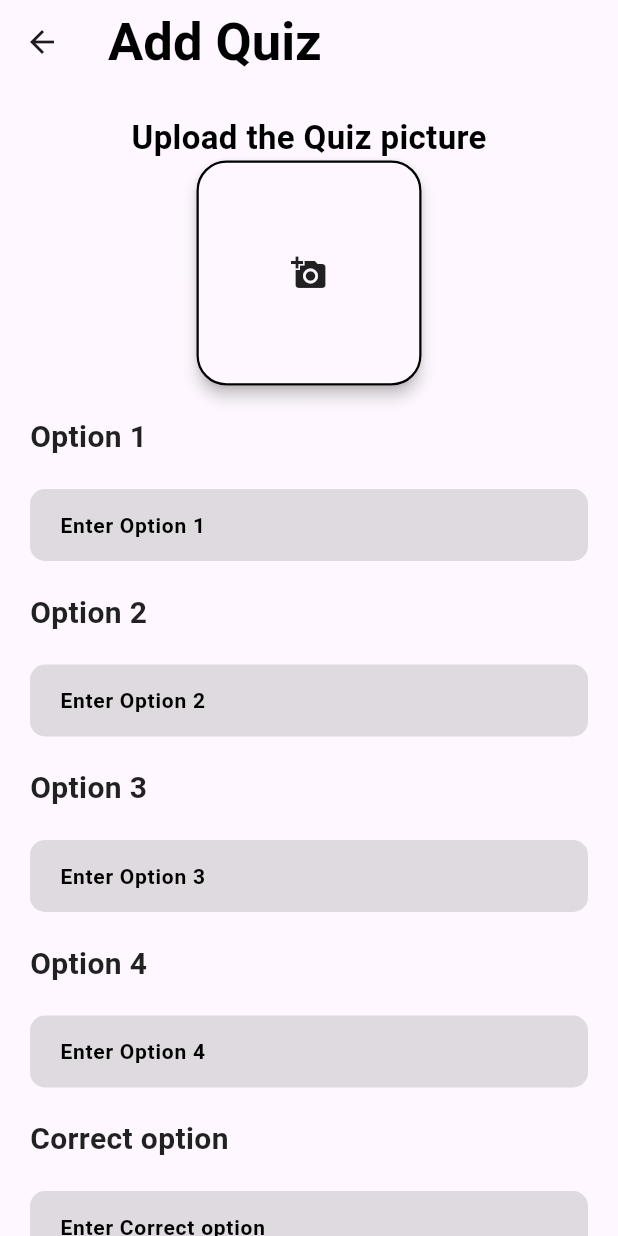
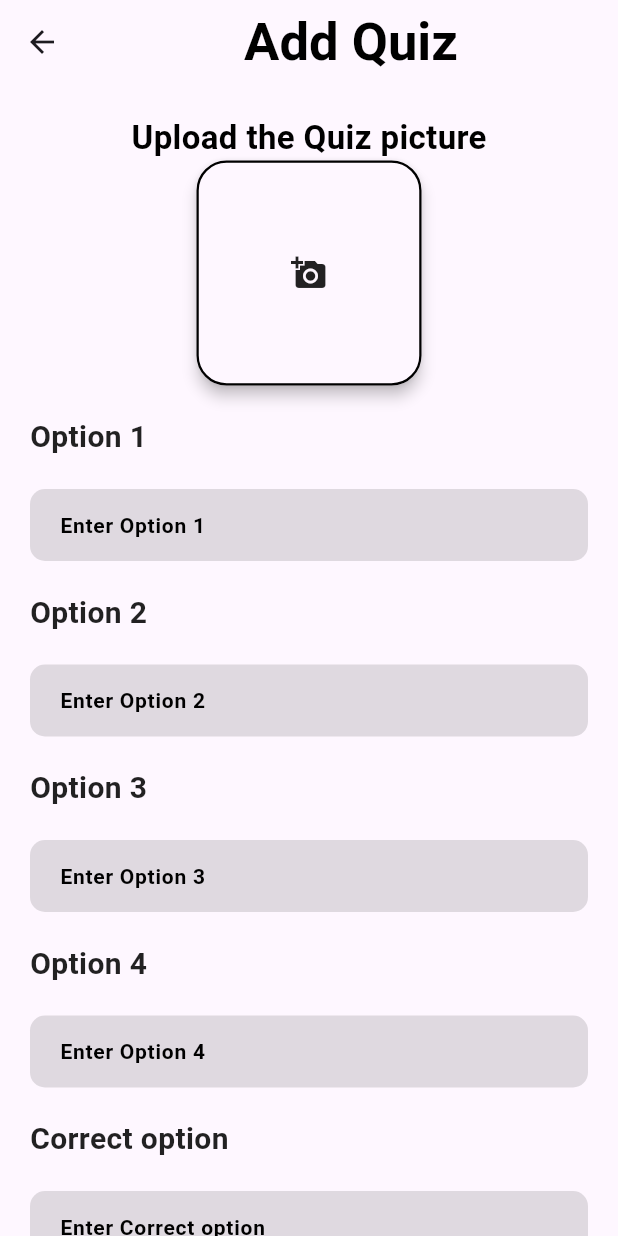
Before and after one commit to Srujankm12/Quiz-App, a Flutter app: the Addquiz screen opened directly, on a phone screen of 412 x 824 dp. Run offline on Flutter 3.47's test engine with Material 3 defaults, Android fonts, the phone set to English and light mode, and no system bars; our stand-ins replace cloud_firestore, firebase_core, firebase_storage, google_fonts, image_picker, random_string; accounts and stored records are empty.

```diff
--- a/lib/Admin/addquiz.dart
+++ b/lib/Admin/addquiz.dart
@@ -99,12 +99,14 @@ class _AddquizState extends State<Addquiz> {
   Widget build(BuildContext context) {
     return Scaffold(
       appBar: AppBar(
-        title: Text(
-          "Add Quiz",
-          style: TextStyle(
-            color: Colors.black,
-            fontSize: 35.0,
-            fontWeight: FontWeight.bold,
+        title: Center(
+          child: Text(
+            "Add Quiz",
+            style: TextStyle(
+              color: Colors.black,
+              fontSize: 35.0,
+              fontWeight: FontWeight.bold,
+            ),
           ),
         ),
       ),
--- a/lib/Admin/admin_login.dart
+++ b/lib/Admin/admin_login.dart
@@ -20,7 +20,8 @@ class _AdminLoginState extends State<AdminLogin> {
   Widget build(BuildContext context) {
     return Scaffold(
       backgroundColor: Colors.black12,
-      body: Container(
+      body: SingleChildScrollView(
+        child: Container(
           child: Stack(
             children: [
               Container(
@@ -184,6 +185,7 @@ class _AdminLoginState extends State<AdminLogin> {
             ],
           ),
         ),
+      ),
 
 
     );
--- a/lib/pages/Home_page.dart
+++ b/lib/pages/Home_page.dart
@@ -96,7 +96,7 @@ class _HomepageState extends State<Homepage> {
                                 style: GoogleFonts.varelaRound(
                                   color: Colors.black,
                                   fontWeight: FontWeight.bold,
-                                  fontSize: 22.0,
+                                  fontSize: 18.0,
                                 ),
                               ),
                             ],
--- a/pubspec.yaml
+++ b/pubspec.yaml
@@ -30,7 +30,7 @@ environment:
 dependencies:
   flutter:
     sdk: flutter
-  firebase_core: any
+  firebase_core: ^2.30.0
   cloud_firestore: ^4.17.0
   image_picker: ^1.1.0
   firebase_storage: ^11.7.2
```
Also changed, not shown: lib/pages/questions.dart (+9 -7 lines), firebase.json (added), lib/firebase_options.dart (added), 7 other files. Lines whose indentation alone changed are shown as unchanged.
